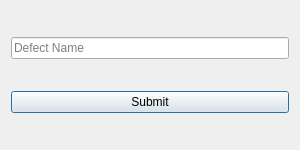
This is adddefectdialog.ui in 270268743yoobeestudent/CS106 as Qt 5 draws it before an edit. The edited form follows.
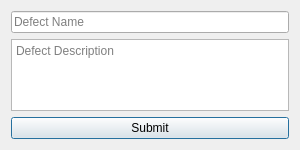
This is the edited form.

```diff
--- a/adddefectdialog.ui
+++ b/adddefectdialog.ui
@@ -21,6 +21,13 @@
      </property>
     </widget>
    </item>
+   <item>
+    <widget class="QTextEdit" name="defectDescriptionTextEdit">
+     <property name="placeholderText">
+      <string>Defect Description</string>
+     </property>
+    </widget>
+   </item>
    <item>
     <widget class="QPushButton" name="submitButton">
      <property name="text">
```
